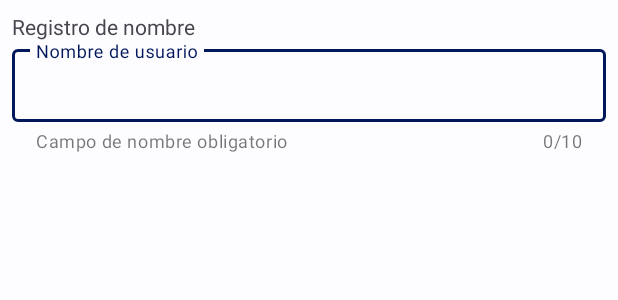
After one commit to CUJuanPablo/ApplyKotlin, an Android app: the layout dialog_personalizado.xml on its own in the app's theme, with its tools: preview values and no code run, on a phone screen of 412 x 824 dp. The commit adds this screen. Shown: the top 300 px of the screen. Run offline under Robolectric (Android 15) with nearby library versions, the phone set to English and light mode, and no system bars.

Commit message:
finishing basics

```diff
--- /dev/null
+++ b/app/src/main/java/com/zigmab/first/Helpers/SharedPreferences.kt
@@ -0,0 +1 @@
+package com.zigmab.first.Helpers
--- /dev/null
+++ b/app/src/main/res/layout/dialog_personalizado.xml
@@ -0,0 +1,33 @@
+<?xml version="1.0" encoding="utf-8"?>
+<LinearLayout xmlns:android="http://schemas.android.com/apk/res/android"
+    xmlns:app="http://schemas.android.com/apk/res-auto"
+    android:orientation="vertical"
+    android:layout_width="match_parent"
+    android:layout_height="wrap_content"
+    android:padding="@dimen/paddingmin">
+
+    <TextView
+        android:layout_width="match_parent"
+        android:layout_height="wrap_content"
+        android:text="Registro de nombre" />
+
+    <com.google.android.material.textfield.TextInputLayout
+        android:layout_width="match_parent"
+        android:layout_height="wrap_content"
+        app:helperText="@string/RequiredUsername"
+        android:hint="@string/username"
+        app:counterEnabled="true"
+        app:counterMaxLength="@integer/maxLenghusername"
+        style="@style/Widget.MaterialComponents.TextInputLayout.OutlinedBox.Dense">
+        <com.google.android.material.textfield.TextInputEditText
+            android:id="@+id/txtUsername"
+            android:maxLength="@integer/maxLenghusername"
+            android:inputType="textPersonName"
+            android:layout_width="match_parent"
+            android:layout_height="wrap_content">
+        </com.google.android.material.textfield.TextInputEditText>
+    </com.google.android.material.textfield.TextInputLayout>
+
+
+
+</LinearLayout>
--- /dev/null
+++ b/app/src/main/res/values/integers.xml
@@ -0,0 +1,4 @@
+<?xml version="1.0" encoding="utf-8"?>
+<resources>
+    <integer name="maxLenghusername">10</integer>
+</resources>
--- a/app/src/main/res/values/strings.xml
+++ b/app/src/main/res/values/strings.xml
@@ -94,4 +94,7 @@
     <string name="Tittle">Titulo</string>
     <string name="buy">Comprar</string>
     <string name="Descrpition">Descripción del contenido dentro del CardView</string>
+    <string name="first">Primera vez</string>
+    <string name="RequiredUsername">Campo de nombre obligatorio</string>
+    <string name="username">Nombre de usuario</string>
 </resources>
```
Also changed, not shown: app/src/main/java/com/zigmab/first/Adapters/UserAdapter.kt (+12 -1 lines), app/src/main/java/com/zigmab/first/Intefaces/OnClickListener.kt (added, +10 -0 lines), app/src/main/java/com/zigmab/first/ServersActivity.kt (+71 -5 lines).
